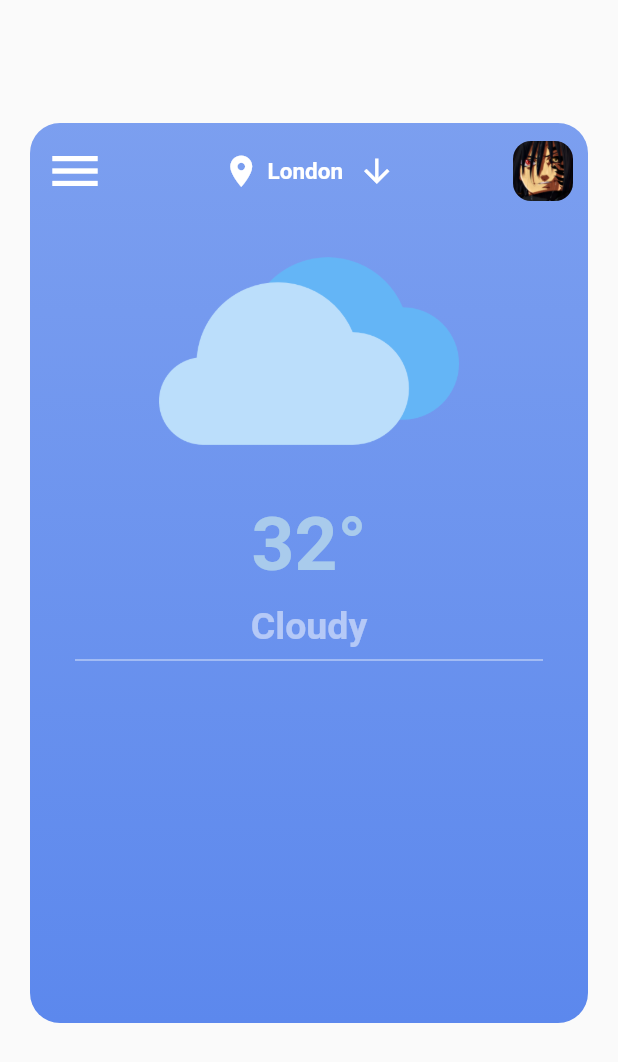
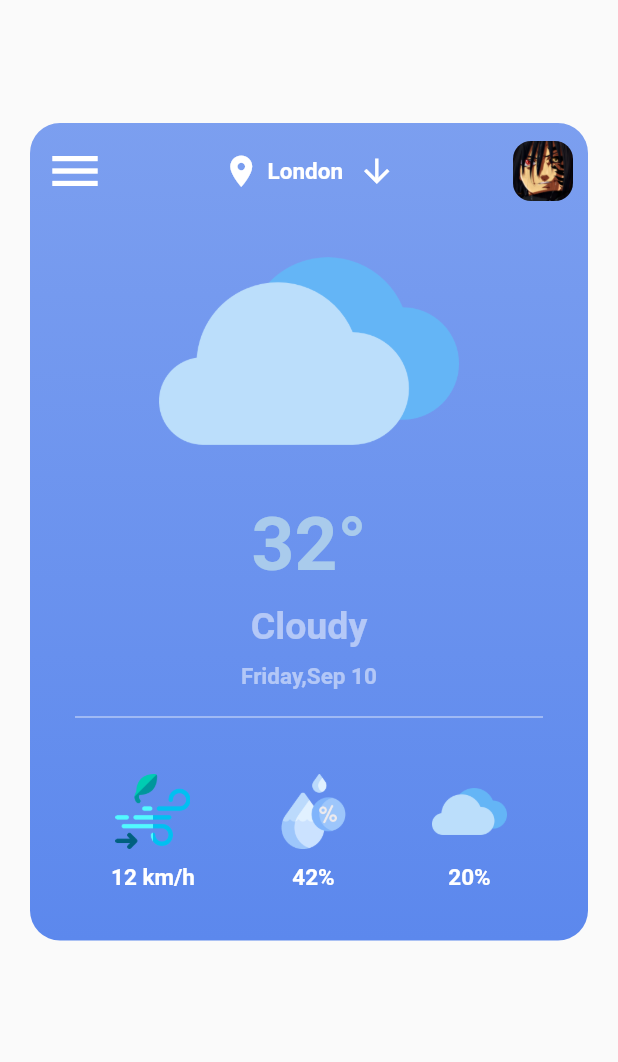
Before and after one commit to ramywael/Weather_App, a Flutter app: the screen it shows after launch, on a phone screen of 412 x 824 dp. Shown: the top 1062 px of the screen. Run offline on Flutter 3.47's test engine with Material 2 defaults, Android fonts, the phone set to English and light mode, and no system bars.

Commit message:
Complete the container

```diff
--- a/lib/views/home_view.dart
+++ b/lib/views/home_view.dart
@@ -1,19 +1,21 @@
 import 'package:flutter/cupertino.dart';
 import 'package:flutter/material.dart';
+
 class HomeView extends StatelessWidget {
   const HomeView({Key? key}) : super(key: key);
 
   @override
   Widget build(BuildContext context) {
-    return  Scaffold(
+    return Scaffold(
       appBar: null,
       extendBodyBehindAppBar: true,
       body: Container(
-        margin: const EdgeInsets.symmetric(horizontal: 20,vertical: 82),
-        height: 600,
+        margin: const EdgeInsets.symmetric(horizontal: 20, vertical: 82),
+        height: 545,
         decoration: BoxDecoration(
           borderRadius: BorderRadius.circular(20),
-          gradient: LinearGradient(colors: [
+          gradient: LinearGradient(
+            colors: [
               const Color(0xff5C88ED).withOpacity(.8),
               const Color(0xff5C88ED),
             ],
@@ -24,40 +26,167 @@ class HomeView extends StatelessWidget {
         child: Column(
           children: [
             Padding(
-              padding: const EdgeInsets.only(top: 12,left: 10),
+              padding: const EdgeInsets.only(top: 12, left: 10),
               child: Row(
                 mainAxisAlignment: MainAxisAlignment.spaceBetween,
                 children: [
-             const     Icon(Icons.menu_sharp,color: Colors.white,size: 40,),
-             const  Row(
+                  const Icon(
+                    Icons.menu_sharp,
+                    color: Colors.white,
+                    size: 40,
+                  ),
+                  const Row(
                     children: [
-                      Icon(Icons.location_on,color: Colors.white,size: 25,),
-                      SizedBox(width: 5,),
-                      Text("London",style: TextStyle(color: Colors.white,fontSize: 15,fontWeight: FontWeight.bold),),
-                     SizedBox(width: 10,),
-                     Icon(Icons.arrow_downward_sharp,color: Colors.white,size: 25,),
+                      Icon(
+                        Icons.location_on,
+                        color: Colors.white,
+                        size: 25,
+                      ),
+                      SizedBox(
+                        width: 5,
+                      ),
+                      Text(
+                        "London",
+                        style: TextStyle(
+                            color: Colors.white,
+                            fontSize: 15,
+                            fontWeight: FontWeight.bold),
+                      ),
+                      SizedBox(
+                        width: 10,
+                      ),
+                      Icon(
+                        Icons.arrow_downward_sharp,
+                        color: Colors.white,
+                        size: 25,
+                      ),
                     ],
                   ),
                   Padding(
                     padding: const EdgeInsets.only(right: 10),
                     child: ClipRRect(
                       borderRadius: BorderRadius.circular(12),
-                      child: Image.asset("assets/R.png",width: 40,height: 40,),
+                      child: Image.asset(
+                        "assets/R.png",
+                        width: 40,
+                        height: 40,
                       ),
                     ),
+                  ),
+                ],
+              ),
+            ),
+            Image.asset(
+              "assets/cloud.png",
+              width: 200,
+              height: 200,
+            ),
+            const Text(
+              "32°",
+              style: TextStyle(
+                  color: Color(0xffA9CBEC),
+                  fontSize: 50,
+                  fontWeight: FontWeight.bold),
+            ),
+            const SizedBox(
+              height: 10,
+            ),
+            Text(
+              "Cloudy",
+              style: TextStyle(
+                  color: Colors.white.withOpacity(.5),
+                  fontSize: 25,
+                  fontWeight: FontWeight.bold),
+            ),
+            const SizedBox(
+              height: 10,
+            ),
+            Text(
+              "Friday,Sep 10",
+              style: TextStyle(
+                  color: Colors.white.withOpacity(.5),
+                  fontSize: 15,
+                  fontWeight: FontWeight.bold),
+            ),
+            const SizedBox(
+              height: 10,
+            ),
+            Divider(
+              color: Colors.white.withOpacity(.5),
+              thickness: 1,
+              indent: 30,
+              endIndent: 30,
+            ),
+             Padding(
+               padding: const EdgeInsets.symmetric(vertical: 30,),
+               child: Row(
+                 mainAxisAlignment: MainAxisAlignment.spaceEvenly,
+                 children: [
+                    Column(
+                     children: [
+                       Image.asset(
+                         "assets/windspeed.png",
+                         width: 50,
+                         height: 50,
+                       ),
+                        const SizedBox(
+                          height: 10,
+                        ),
+                       const  Text(
+                          "12 km/h",
+                          style: TextStyle(
+                              color: Colors.white,
+                              fontSize: 15,
+                              fontWeight: FontWeight.bold),
+                        ),
+                     ],
+                   ),
+                   Column(
+                     children: [
+                       Image.asset(
+                         "assets/humidity.png",
+                         width: 50,
+                         height: 50,
+                       ),
+                       const SizedBox(
+                         height: 10,
+                       ),
+                       const  Text(
+                         "42%",
+                         style: TextStyle(
+                             color: Colors.white,
+                             fontSize: 15,
+                             fontWeight: FontWeight.bold),
+                       ),
+                     ],
+                   ),
+                   Column(
+                     children: [
+                       Image.asset(
+                         "assets/cloud.png",
+                         width: 50,
+                         height: 50,
+                       ),
+                       const SizedBox(
+                         height: 10,
+                       ),
+                       const  Text(
+                         "20%",
+                         style: TextStyle(
+                             color: Colors.white,
+                             fontSize: 15,
+                             fontWeight: FontWeight.bold),
+                       ),
+                     ],
+                   ),
+
 
                  ],
             ),
-            ),
-            Image.asset("assets/cloud.png",width: 200,height: 200,),
-             const Text("32°",style: TextStyle(color: Color(0xffA9CBEC),fontSize: 50,fontWeight: FontWeight.bold),),
-              const SizedBox(height: 10,),
-               Text("Cloudy",style: TextStyle(color: Colors.white.withOpacity(.5),fontSize: 25,fontWeight: FontWeight.bold),),
-               Divider(color: Colors.white.withOpacity(.5),thickness: 1,indent: 30,endIndent: 30,),
+             )
           ],
         ),
       ),
-
     );
   }
 }
```
Lines whose indentation alone changed are shown as unchanged.
